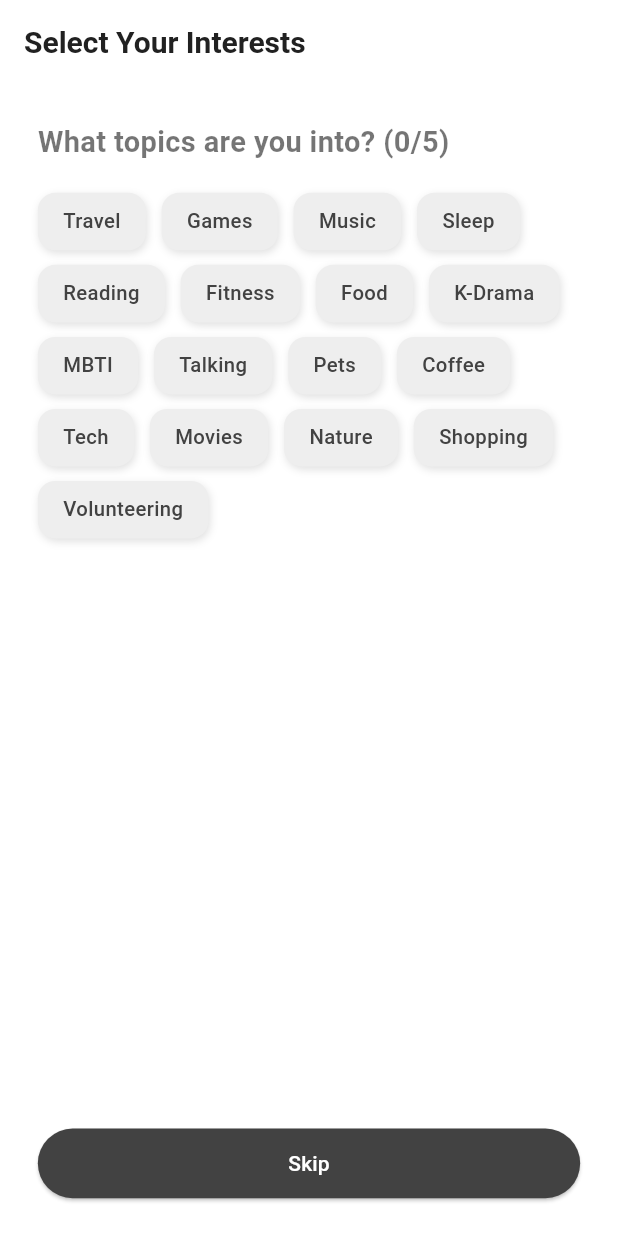
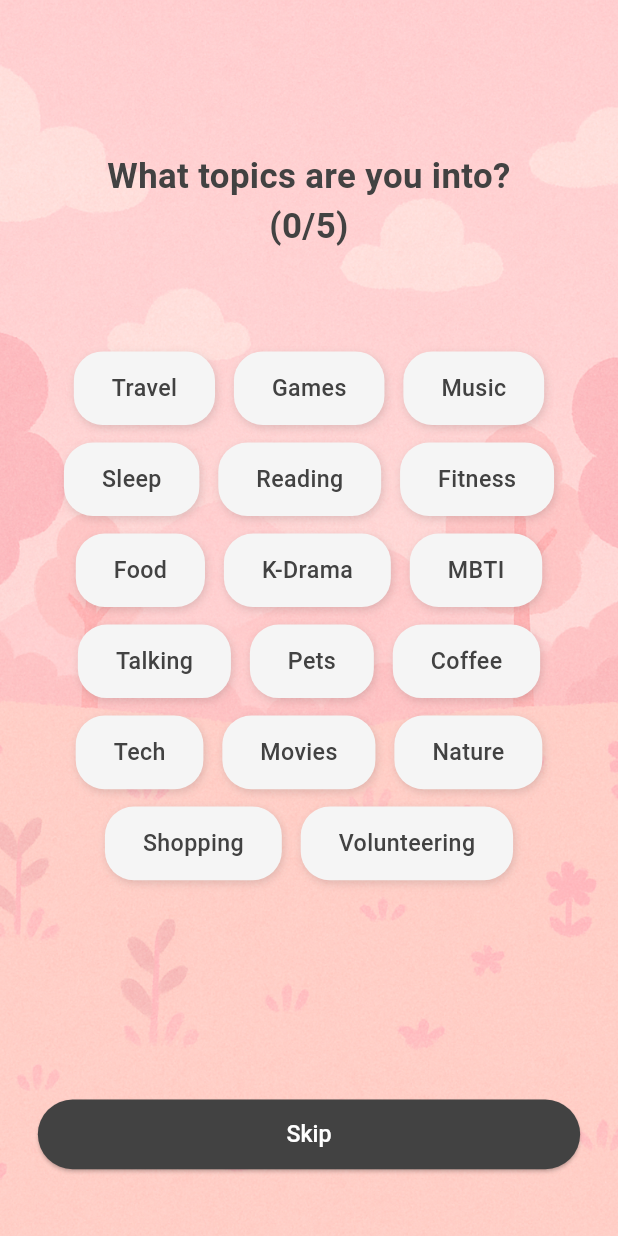
Before and after one commit to GDGoC-SCHU/minibuddy-flutter, a Flutter app: the KeywordInputScreen screen opened by its route, on a phone screen of 412 x 824 dp. Run offline on Flutter 3.47's test engine with Material 3 defaults, Android fonts, the phone set to English and light mode, and no system bars; our stand-ins replace dio, flutter_bloc, flutter_screenutil, go_router, speech_to_text; Roboto replaces fonts that are missing (Pretendard).

Commit message:
feat 키워드 입력 화면 Ui 수정

```diff
--- a/lib/screens/onboarding/keyword_input_screen.dart
+++ b/lib/screens/onboarding/keyword_input_screen.dart
@@ -51,7 +51,7 @@ class _KeywordInputScreenState extends State<KeywordInputScreen> {
     OnboardingState().keywords = _selected;
 
     if (widget.isFromEdit) {
-      Navigator.pop(context, _selected); // 마이페이지에서 복귀
+      Navigator.pop(context, _selected);
     } else {
       await handleRequest(
         context: context,
@@ -64,53 +64,71 @@ class _KeywordInputScreenState extends State<KeywordInputScreen> {
 
   @override
   Widget build(BuildContext context) {
-    final theme = Theme.of(context).copyWith(
-      colorScheme: ColorScheme.light(
-        primary: Colors.grey[800]!,
-        onPrimary: Colors.white,
-        onSurface: Colors.grey[800]!,
-      ),
-    );
+    final bool isEditing = widget.isFromEdit;
 
-    return Theme(
-      data: theme,
-      child: Scaffold(
+    return Scaffold(
       appBar: AppBar(
-          title: const Text('Select Your Interests'),
+        backgroundColor: Colors.transparent, // AppBar도 투명
+        elevation: 0,
         automaticallyImplyLeading: true,
       ),
-        body: Padding(
+      extendBodyBehindAppBar: true, // 배경 이미지가 AppBar 뒤로도 보이도록
+      body: Stack(
+        children: [
+          Positioned.fill(
+            child: Image.asset(
+              'assets/images/background.png',
+              fit: BoxFit.cover,
+            ),
+          ),
+          SafeArea(
+            child: Padding(
               padding: EdgeInsets.all(24.w),
               child: Column(
-            crossAxisAlignment: CrossAxisAlignment.start,
                 children: [
+                  SizedBox(height: 20.h),
                   Text(
-                'What topics are you into? (${_selected.length}/5)',
+                    'What topics are you into?',
+                    textAlign: TextAlign.center,
                     style: TextStyle(
-                  fontSize: 20.sp,
+                      fontSize: 24.sp,
                       fontWeight: FontWeight.bold,
+                      color: Colors.grey[800],
+                      fontFamily: 'Pretendard',
+                    ),
+                    maxLines: 1,
+                  ),
+                  Text(
+                    '(${_selected.length}/5)',
+                    textAlign: TextAlign.center,
+                    style: TextStyle(
+                      fontSize: 24.sp,
+                      fontWeight: FontWeight.bold,
+                      color: Colors.grey[800],
+                      fontFamily: 'Pretendard',
                     ),
                   ),
-              SizedBox(height: 20.h),
+                  SizedBox(height: 70.h),
                   Expanded(
                     child: SingleChildScrollView(
                       child: Wrap(
-                    spacing: 10.w,
-                    runSpacing: 10.h,
+                        alignment: WrapAlignment.center,
+                        spacing: 12.w,
+                        runSpacing: 12.h,
                         children: _keywords.map((keyword) {
                           final selected = _selected.contains(keyword);
                           return GestureDetector(
                             onTap: () => _toggle(keyword),
                             child: Container(
                               padding: EdgeInsets.symmetric(
-                            horizontal: 16.w,
-                            vertical: 10.h,
+                                horizontal: 24.w,
+                                vertical: 14.h,
                               ),
                               decoration: BoxDecoration(
                                 color: selected
-                                ? theme.colorScheme.primary
-                                : Colors.grey.shade200,
-                            borderRadius: BorderRadius.circular(12.r),
+                                    ? Colors.grey[800]
+                                    : Colors.grey.shade100,
+                                borderRadius: BorderRadius.circular(20.r),
                                 boxShadow: [
                                   BoxShadow(
                                     color: Colors.black12,
@@ -122,11 +140,12 @@ class _KeywordInputScreenState extends State<KeywordInputScreen> {
                               child: Text(
                                 keyword,
                                 style: TextStyle(
-                              fontSize: 14.sp,
+                                  fontSize: 16.sp,
+                                  fontWeight: FontWeight.w500,
+                                  fontFamily: 'Pretendard',
                                   color: selected
-                                  ? theme.colorScheme.onPrimary
-                                  : theme.colorScheme.onSurface,
-                              fontWeight: FontWeight.w500,
+                                      ? Colors.white
+                                      : Colors.grey[800],
                                 ),
                               ),
                             ),
@@ -135,18 +154,27 @@ class _KeywordInputScreenState extends State<KeywordInputScreen> {
                       ),
                     ),
                   ),
-              SizedBox(height: 20.h),
+                  SizedBox(height: 30.h),
                   SizedBox(
                     width: double.infinity,
                     height: 48.h,
                     child: ElevatedButton(
                       onPressed: _onSubmit,
-                  style: ElevatedButton.styleFrom(
-                    backgroundColor: theme.colorScheme.primary,
-                    foregroundColor: theme.colorScheme.onPrimary,
+                      style: ButtonStyle(
+                        backgroundColor:
+                            MaterialStateProperty.resolveWith<Color>(
+                          (states) => Colors.grey[800]!,
+                        ),
+                        foregroundColor: MaterialStateProperty.all(
+                            const Color.fromARGB(255, 255, 255, 255)),
+                        textStyle: MaterialStateProperty.all(TextStyle(
+                          fontSize: 16.sp,
+                          fontWeight: FontWeight.w500,
+                          fontFamily: 'Pretendard',
+                        )),
                       ),
                       child: Text(
-                    widget.isFromEdit
+                        isEditing
                             ? 'Save'
                             : _selected.isEmpty
                                 ? 'Skip'
@@ -154,10 +182,13 @@ class _KeywordInputScreenState extends State<KeywordInputScreen> {
                       ),
                     ),
                   ),
+                  SizedBox(height: 20.h),
                 ],
               ),
             ),
           ),
+        ],
+      ),
     );
   }
 }
```
Lines whose indentation alone changed are shown as unchanged.
